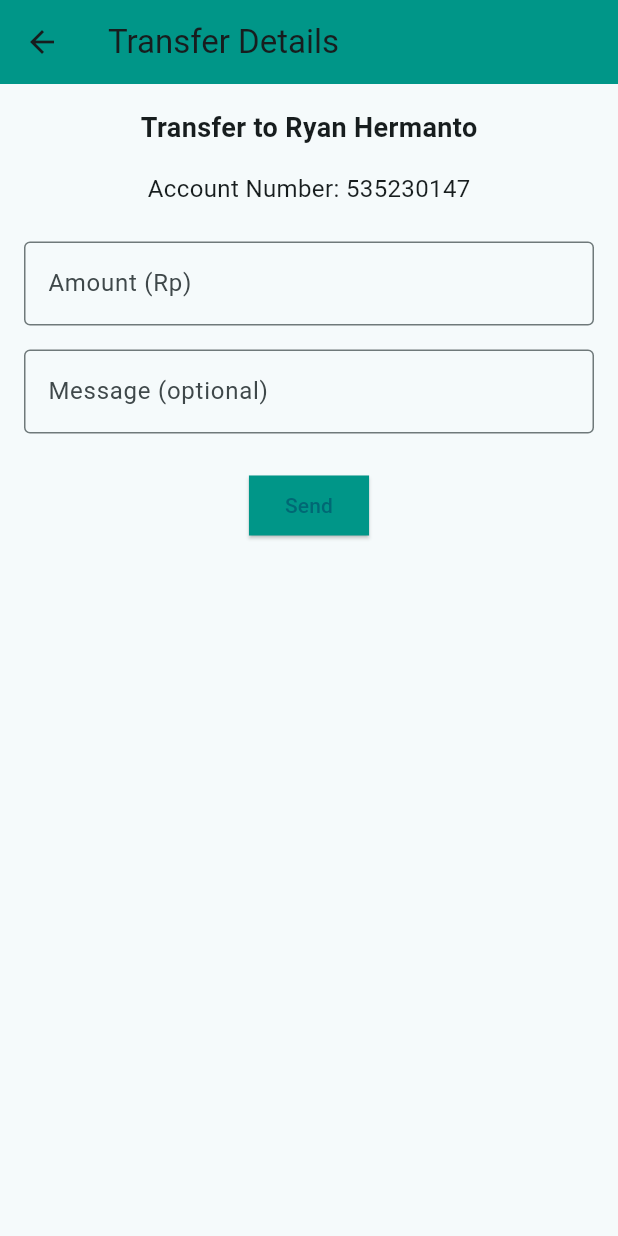
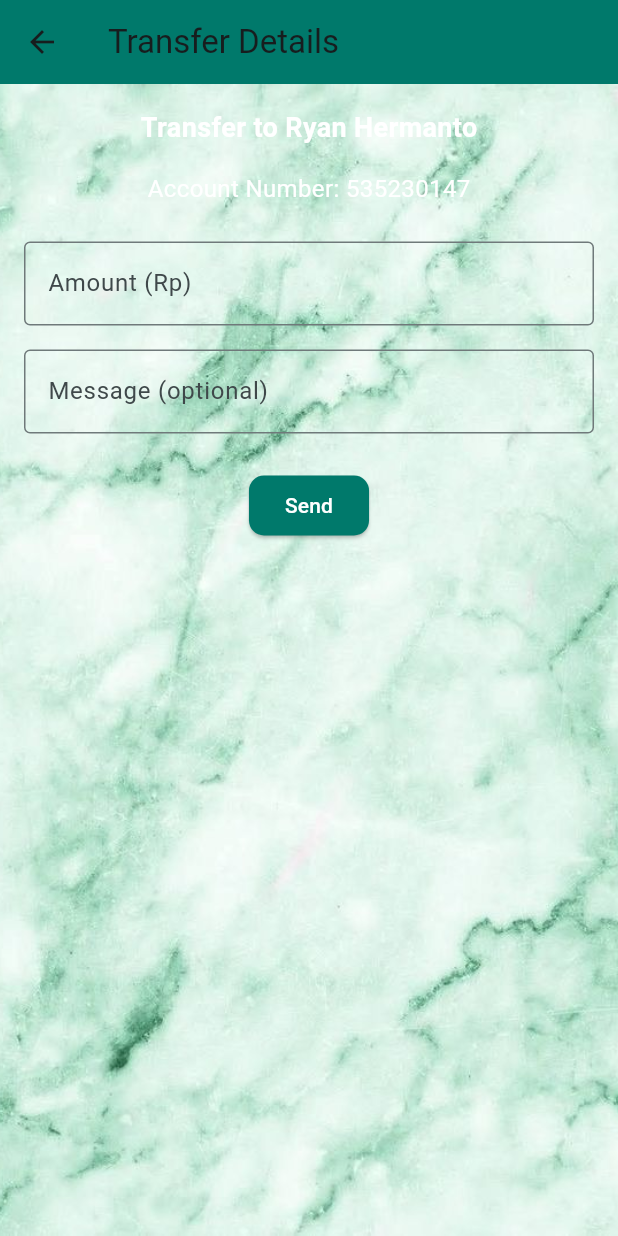
Before and after one commit to iunoz/uts_mobile_banking, a Flutter app: the InteraccounttransferScreen screen opened directly, after a tap on "Transfer", on a phone screen of 412 x 824 dp. Run offline on Flutter 3.47's test engine with Material 3 defaults, Android fonts, the phone set to English and light mode, and no system bars; our stand-ins replace animated_splash_screen, font_awesome_flutter, image_picker, lottie, qr_flutter, shared_preferences; missing offline and left inert: qr_code_scanner; accounts and stored records are empty.

Commit message:
perapihan ui konsitensi untuk applikasi

```diff
--- a/lib/main.dart
+++ b/lib/main.dart
@@ -1,5 +1,4 @@
 import 'package:flutter/material.dart';
-import 'screens/login_screen.dart';
 import 'screens/splash_screen.dart'; // Import file SplashScreen yang baru
 
 void main() {
--- a/lib/screens/changecard_screen.dart
+++ b/lib/screens/changecard_screen.dart
@@ -349,7 +349,7 @@ class _ChangeCardScreenState extends State<ChangeCardScreen> {
                         TextField(
                           controller: _nearestBankController,
                           decoration: InputDecoration(
-                            hintText: "Ex: Sumi Bank - Kelapa Gading",
+                            hintText: "Example: Sumi Bank - Kelapa Gading",
                             border: OutlineInputBorder(
                               borderRadius: BorderRadius.circular(12),
                               borderSide: const BorderSide(color: Colors.grey),
--- a/lib/screens/interaccounttransfer_screen.dart
+++ b/lib/screens/interaccounttransfer_screen.dart
@@ -20,14 +20,17 @@ class InteraccounttransferScreen extends StatelessWidget {
         backgroundColor: const Color(0xFF7EBDA6), // Ganti dengan warna baru
       ),
       body: Container(
-        // Tambahkan background image
-        decoration: const BoxDecoration(
-          image: DecorationImage(
-            image: AssetImage('assets/images/bg.jpg'), // Path ke background image
+        // Tambahkan background color dan image
+        decoration: BoxDecoration(
+          color: Colors.teal, // Warna latar belakang utama
+          image: const DecorationImage(
+            image:
+                AssetImage('assets/images/bg.jpg'), // Path ke background image
             fit: BoxFit.cover, // Sesuaikan gambar dengan layar
           ),
         ),
-        child: SingleChildScrollView( // Gunakan SingleChildScrollView di sini
+        child: SingleChildScrollView(
+          // Gunakan SingleChildScrollView di sini
           padding: const EdgeInsets.all(16.0),
           child: Column(
             children: [
@@ -70,11 +73,16 @@ class InteraccounttransferScreen extends StatelessWidget {
   }
 
   // Fungsi untuk membangun kartu akun
-  Widget _buildAccountCard(BuildContext context, String accountName, String accountNumber) {
+  Widget _buildAccountCard(
+      BuildContext context, String accountName, String accountNumber) {
     return Card(
       color: Colors.grey[200],
+      shape: RoundedRectangleBorder(
+        borderRadius: BorderRadius.circular(15), // Tambahkan border radius
+      ),
       child: ListTile(
-        leading: const Icon(Icons.account_circle, size: 40, color: Color(0xFF7EBDA6)), // Ganti dengan warna baru
+        leading: const Icon(Icons.account_circle,
+            size: 40, color: Color(0xFF7EBDA6)), // Ganti dengan warna baru
         title: Text(
           accountName,
           style: const TextStyle(fontWeight: FontWeight.bold),
@@ -104,7 +112,8 @@ class InteraccounttransferScreen extends StatelessWidget {
           },
           style: ElevatedButton.styleFrom(
             shape: RoundedRectangleBorder(
-              borderRadius: BorderRadius.circular(0), // Persegi panjang
+              borderRadius:
+                  BorderRadius.circular(15), // Tambahkan border radius
             ),
             backgroundColor: const Color(0xFF7EBDA6), // Ganti dengan warna baru
           ),
--- a/lib/screens/transfer_detail_screen.dart
+++ b/lib/screens/transfer_detail_screen.dart
@@ -23,20 +23,26 @@ class _TransferDetailScreenState extends State<TransferDetailScreen> {
     return Scaffold(
       appBar: AppBar(
         title: const Text('Transfer Details'),
-        backgroundColor: Colors.teal,
+        backgroundColor: Color(0xFF00796B), // Menggunakan warna teal yang baru
       ),
-      body: Padding(
+      body: Container(
+        decoration: const BoxDecoration(
+          image: DecorationImage(
+            image: AssetImage('assets/images/bg.jpg'), // Path ke background image
+            fit: BoxFit.cover, // Sesuaikan gambar dengan layar
+          ),
+        ),
         padding: const EdgeInsets.all(16.0),
         child: Column(
           children: [
             Text(
               'Transfer to ${widget.accountName}',
-              style: const TextStyle(fontSize: 18, fontWeight: FontWeight.bold),
+              style: const TextStyle(fontSize: 18, fontWeight: FontWeight.bold, color: Colors.white), // Ubah warna teks menjadi putih
             ),
             const SizedBox(height: 16),
             Text(
               'Account Number: ${widget.accountNumber}',
-              style: const TextStyle(fontSize: 16),
+              style: const TextStyle(fontSize: 16, color: Colors.white), // Ubah warna teks menjadi putih
             ),
             const SizedBox(height: 24),
             TextField(
@@ -72,12 +78,17 @@ class _TransferDetailScreenState extends State<TransferDetailScreen> {
                 }
               },
               style: ElevatedButton.styleFrom(
-                backgroundColor: Colors.teal,
+                backgroundColor: Color(0xFF00796B), // Menggunakan warna teal yang baru
                 shape: RoundedRectangleBorder(
-                  borderRadius: BorderRadius.circular(0), // Kotak
+                  borderRadius: BorderRadius.circular(10), // Tambahkan border radius
                 ),
               ),
-              child: const Text('Send'),
+              child: const Text(
+                'Send',
+                style: TextStyle(
+                  color: Colors.white, // Ubah warna teks menjadi putih
+                ),
+              ),
             ),
           ],
         ),
```
